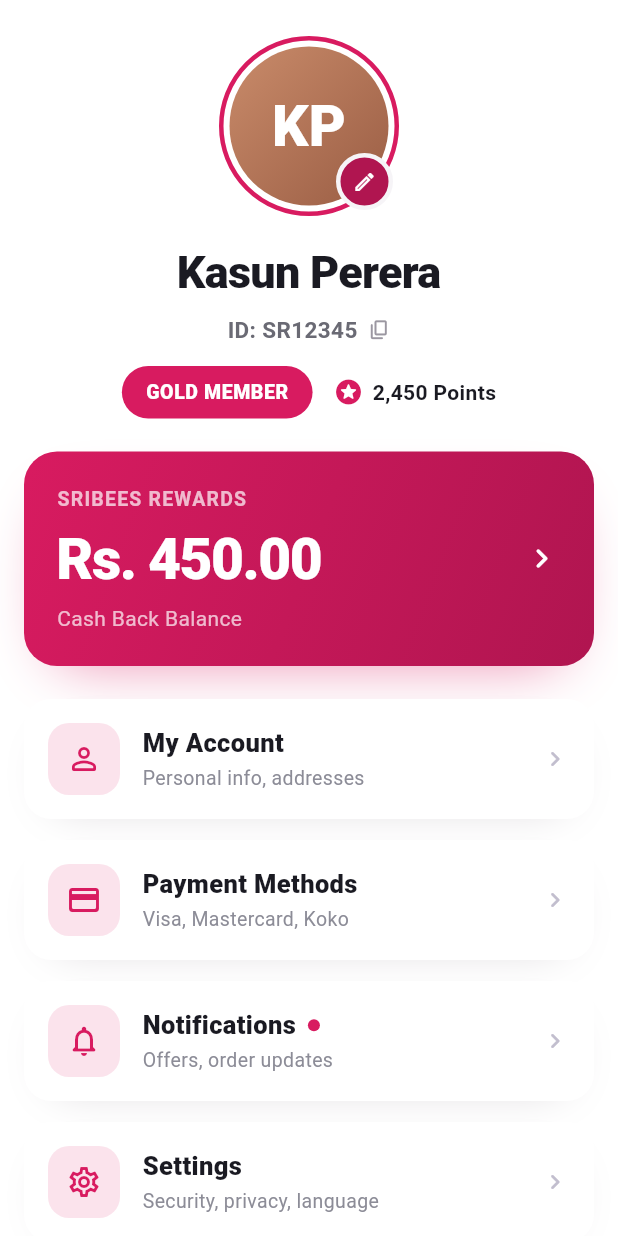
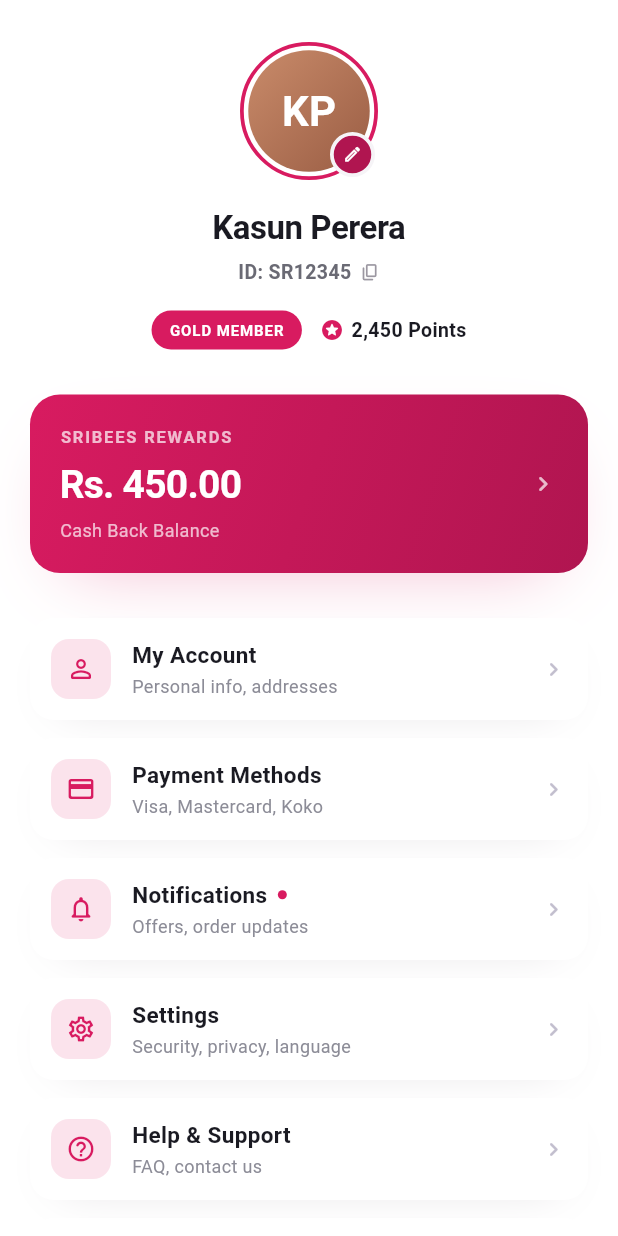
Before and after one commit to anjanamadushan310/SRIBEESonline, a Flutter app: the ProfileTab widget shown alone on an empty page, opened directly, on a phone screen of 412 x 824 dp. Run offline on Flutter 3.47's test engine with Material 3 defaults, Android fonts, the phone set to English and light mode, and no system bars; our stand-ins replace connectivity_plus, dio, firebase_core, flutter_riverpod, freezed_annotation, hive_flutter and 3 more; accounts and stored records are empty; generated files the repository leaves out were written again.

Commit message:
refactor(mobile): refine Checkout & Profile to a tighter premium scale
Reduce font sizes, soften heavy weights (w800 to w700), and add breathing
room for a cleaner, less crowded look.

- Checkout: smaller page title/section headers/body; subtler Delivery Address
  text + icons; scaled-down SRIBEES Wallet text, amount field and helper note;
  compact Order Summary and TOTAL AMOUNT; slimmer Place Order button
- Profile: smaller avatar, name and GOLD MEMBER/points badges; slimmer SRIBEES
  Rewards card (no longer dominates); lighter list rows (icon, text, chevron)
- Shared header: trimmed wordmark and cart pill, reduced padding (applies
  app-wide for consistency)

Co-Authored-By: Claude Opus 4.8 <noreply@anthropic.com>

```diff
--- a/mobile/lib/features/profile/screens/profile_screen.dart
+++ b/mobile/lib/features/profile/screens/profile_screen.dart
@@ -1,8 +1,8 @@
 /// SRIBEESonline - Profile tab
 ///
-/// Account / rewards / settings, matching the prototype: avatar + identity,
-/// GOLD MEMBER + points, rewards card (→ Cash Back History), menu list
-/// (Payment Methods, Notifications, …), Logout, version footer.
+/// Account / rewards / settings. Refined "Silicon Valley premium" scale:
+/// compact avatar + identity, restrained badges, a slimmer rewards card, and
+/// lighter list rows with generous whitespace between groups.
 /// Rendered inside the main shell's IndexedStack (no own Scaffold/header).
 library;
 
@@ -24,7 +24,7 @@ class ProfileTab extends StatelessWidget {
   @override
   Widget build(BuildContext context) {
     return SingleChildScrollView(
-      padding: const EdgeInsets.fromLTRB(16, 24, 16, 24),
+      padding: const EdgeInsets.fromLTRB(20, 28, 20, 28),
       child: Column(
         children: [
           // Avatar + identity
@@ -32,11 +32,11 @@ class ProfileTab extends StatelessWidget {
           const SizedBox(height: 16),
           const Text('Kasun Perera',
               style: TextStyle(
-                  fontSize: 30,
-                  fontWeight: FontWeight.w800,
+                  fontSize: 22,
+                  fontWeight: FontWeight.w700,
                   color: kInk,
-                  letterSpacing: -0.5)),
-          const SizedBox(height: 6),
+                  letterSpacing: -0.3)),
+          const SizedBox(height: 5),
           GestureDetector(
             onTap: () {
               Clipboard.setData(const ClipboardData(text: 'SR12345'));
@@ -48,50 +48,50 @@ class ProfileTab extends StatelessWidget {
               children: const [
                 Text('ID: SR12345',
                     style: TextStyle(
-                        fontSize: 15,
-                        fontWeight: FontWeight.w700,
+                        fontSize: 13,
+                        fontWeight: FontWeight.w600,
                         color: Color(0xFF6A6A74))),
-                SizedBox(width: 7),
-                Icon(Icons.copy_rounded, size: 15, color: Color(0xFF9B97A1)),
+                SizedBox(width: 6),
+                Icon(Icons.copy_rounded, size: 13, color: Color(0xFF9B97A1)),
               ],
             ),
           ),
-          const SizedBox(height: 14),
+          const SizedBox(height: 16),
           Row(
             mainAxisAlignment: MainAxisAlignment.center,
             children: [
               Container(
                 padding:
-                    const EdgeInsets.symmetric(horizontal: 16, vertical: 8),
+                    const EdgeInsets.symmetric(horizontal: 12, vertical: 6),
                 decoration: BoxDecoration(
-                    color: kMagenta, borderRadius: BorderRadius.circular(20)),
+                    color: kMagenta, borderRadius: BorderRadius.circular(999)),
                 child: const Text('GOLD MEMBER',
                     style: TextStyle(
                         color: Colors.white,
-                        fontSize: 13,
-                        fontWeight: FontWeight.w800,
-                        letterSpacing: 0.4)),
+                        fontSize: 10,
+                        fontWeight: FontWeight.w700,
+                        letterSpacing: 0.6)),
               ),
-              const SizedBox(width: 14),
+              const SizedBox(width: 12),
               Row(
                 mainAxisSize: MainAxisSize.min,
                 children: const [
-                  Icon(Icons.stars_rounded, color: kMagenta, size: 20),
-                  SizedBox(width: 6),
+                  Icon(Icons.stars_rounded, color: kMagenta, size: 16),
+                  SizedBox(width: 5),
                   Text('2,450 Points',
                       style: TextStyle(
-                          fontSize: 14,
-                          fontWeight: FontWeight.w700,
+                          fontSize: 13,
+                          fontWeight: FontWeight.w600,
                           color: kInk)),
                 ],
               ),
             ],
           ),
-          const SizedBox(height: 22),
+          const SizedBox(height: 30),
 
           // Rewards card
           _rewardsCard(context),
-          const SizedBox(height: 22),
+          const SizedBox(height: 30),
 
           // Menu
           _MenuRow(
@@ -100,14 +100,14 @@ class ProfileTab extends StatelessWidget {
             sub: 'Personal info, addresses',
             onTap: () => showToast(context, 'My Account'),
           ),
-          const SizedBox(height: 14),
+          const SizedBox(height: 12),
           _MenuRow(
             icon: Icons.credit_card_rounded,
             label: 'Payment Methods',
             sub: 'Visa, Mastercard, Koko',
             onTap: () => _push(context, const PaymentMethodsScreen()),
           ),
-          const SizedBox(height: 14),
+          const SizedBox(height: 12),
           _MenuRow(
             icon: Icons.notifications_none_rounded,
             label: 'Notifications',
@@ -115,82 +115,82 @@ class ProfileTab extends StatelessWidget {
             showDot: true,
             onTap: () => _push(context, const NotificationsScreen()),
           ),
-          const SizedBox(height: 14),
+          const SizedBox(height: 12),
           _MenuRow(
             icon: Icons.settings_outlined,
             label: 'Settings',
             sub: 'Security, privacy, language',
             onTap: () => showToast(context, 'Settings'),
           ),
-          const SizedBox(height: 14),
+          const SizedBox(height: 12),
           _MenuRow(
             icon: Icons.help_outline_rounded,
             label: 'Help & Support',
             sub: 'FAQ, contact us',
             onTap: () => showToast(context, 'Help & Support'),
           ),
-          const SizedBox(height: 14),
+          const SizedBox(height: 12),
           _MenuRow(
             icon: Icons.group_outlined,
             label: 'Invite Friends',
             sub: 'Get Rs. 200 for each friend',
             onTap: () => showToast(context, 'Invite Friends'),
           ),
-          const SizedBox(height: 20),
+          const SizedBox(height: 24),
 
           // Logout
           GestureDetector(
             onTap: () => showToast(context, 'Logged out'),
+            behavior: HitTestBehavior.opaque,
             child: Container(
-              padding: const EdgeInsets.all(16),
+              padding: const EdgeInsets.all(14),
               decoration: BoxDecoration(
                   color: const Color(0xFFFCE4EE),
-                  borderRadius: BorderRadius.circular(18)),
+                  borderRadius: BorderRadius.circular(16)),
               child: Row(
                 children: [
                   Container(
-                    width: 48,
-                    height: 48,
+                    width: 40,
+                    height: 40,
                     decoration: BoxDecoration(
                         color: Colors.white,
-                        borderRadius: BorderRadius.circular(14)),
+                        borderRadius: BorderRadius.circular(12)),
                     child: const Icon(Icons.logout_rounded,
-                        color: kMagenta, size: 22),
+                        color: kMagenta, size: 20),
                   ),
-                  const SizedBox(width: 15),
+                  const SizedBox(width: 14),
                   const Expanded(
                     child: Column(
                       crossAxisAlignment: CrossAxisAlignment.start,
                       children: [
                         Text('Logout',
                             style: TextStyle(
-                                fontSize: 17,
-                                fontWeight: FontWeight.w800,
+                                fontSize: 15,
+                                fontWeight: FontWeight.w700,
                                 color: kMagenta)),
                         SizedBox(height: 2),
                         Text('SIGN OUT OF YOUR ACCOUNT',
                             style: TextStyle(
-                                fontSize: 11,
-                                fontWeight: FontWeight.w700,
-                                letterSpacing: 0.4,
+                                fontSize: 10,
+                                fontWeight: FontWeight.w600,
+                                letterSpacing: 0.5,
                                 color: Color(0xFFCF7D9C))),
                       ],
                     ),
                   ),
                   const Icon(Icons.chevron_right_rounded,
-                      color: Color(0xFFE3A9C1), size: 20),
+                      color: Color(0xFFE3A9C1), size: 18),
                 ],
               ),
             ),
           ),
-          const SizedBox(height: 26),
+          const SizedBox(height: 24),
           const Text('SRIBEES V4.2.0 · SRILANKA',
               style: TextStyle(
-                  fontSize: 12,
-                  fontWeight: FontWeight.w700,
+                  fontSize: 11,
+                  fontWeight: FontWeight.w600,
                   letterSpacing: 1.6,
                   color: Color(0xFFC2BECE))),
-          const SizedBox(height: 6),
         ],
       ),
     );
@@ -198,18 +198,18 @@ class ProfileTab extends StatelessWidget {
 
   Widget _avatar(BuildContext context) {
     return SizedBox(
-      width: 120,
-      height: 120,
+      width: 92,
+      height: 92,
       child: Stack(
         children: [
           Container(
-            width: 120,
-            height: 120,
-            padding: const EdgeInsets.all(4),
+            width: 92,
+            height: 92,
+            padding: const EdgeInsets.all(3),
             decoration: BoxDecoration(
               color: Colors.white,
               shape: BoxShape.circle,
-              border: Border.all(color: kMagenta, width: 3),
+              border: Border.all(color: kMagenta, width: 2.5),
             ),
             child: Container(
               decoration: BoxDecoration(
@@ -221,25 +221,25 @@ class ProfileTab extends StatelessWidget {
               child: const Text('KP',
                   style: TextStyle(
                       color: Colors.white,
-                      fontSize: 38,
-                      fontWeight: FontWeight.w800)),
+                      fontSize: 28,
+                      fontWeight: FontWeight.w700)),
             ),
           ),
           Positioned(
-            right: 4,
-            bottom: 4,
+            right: 2,
+            bottom: 2,
             child: GestureDetector(
               onTap: () => showToast(context, 'Edit profile'),
               child: Container(
-                width: 38,
-                height: 38,
+                width: 30,
+                height: 30,
                 decoration: BoxDecoration(
                   color: kMagentaDeep,
                   shape: BoxShape.circle,
-                  border: Border.all(color: kBg, width: 3),
+                  border: Border.all(color: kBg, width: 2.5),
                 ),
                 child: const Icon(Icons.edit_outlined,
-                    color: Colors.white, size: 16),
+                    color: Colors.white, size: 13),
               ),
             ),
           ),
@@ -253,16 +253,16 @@ class ProfileTab extends StatelessWidget {
       onTap: () => _push(context, const CashBackHistoryScreen()),
       child: Container(
         width: double.infinity,
-        padding: const EdgeInsets.all(22),
+        padding: const EdgeInsets.all(20),
         decoration: BoxDecoration(
           gradient: swatch(kMagenta, kMagentaDeep),
-          borderRadius: BorderRadius.circular(22),
+          borderRadius: BorderRadius.circular(20),
           boxShadow: [
             BoxShadow(
-              color: kMagenta.withValues(alpha: 0.5),
-              blurRadius: 32,
-              spreadRadius: -18,
-              offset: const Offset(0, 16),
+              color: kMagenta.withValues(alpha: 0.30),
+              blurRadius: 40,
+              spreadRadius: -22,
+              offset: const Offset(0, 18),
             ),
           ],
         ),
@@ -275,24 +275,24 @@ class ProfileTab extends StatelessWidget {
                   Text('SRIBEES REWARDS',
                       style: TextStyle(
                           color: Colors.white70,
-                          fontSize: 13,
-                          fontWeight: FontWeight.w700,
-                          letterSpacing: 0.8)),
-                  SizedBox(height: 4),
+                          fontSize: 11,
+                          fontWeight: FontWeight.w600,
+                          letterSpacing: 1.2)),
+                  SizedBox(height: 6),
                   Text('Rs. 450.00',
                       style: TextStyle(
                           color: Colors.white,
-                          fontSize: 38,
-                          fontWeight: FontWeight.w800,
-                          letterSpacing: -1)),
-                  SizedBox(height: 2),
+                          fontSize: 26,
+                          fontWeight: FontWeight.w700,
+                          letterSpacing: -0.5)),
+                  SizedBox(height: 3),
                   Text('Cash Back Balance',
-                      style: TextStyle(color: Colors.white70, fontSize: 14)),
+                      style: TextStyle(color: Colors.white70, fontSize: 12)),
                 ],
               ),
             ),
             const Icon(Icons.chevron_right_rounded,
-                color: Colors.white, size: 26),
+                color: Colors.white70, size: 20),
           ],
         ),
       ),
@@ -320,23 +320,23 @@ class _MenuRow extends StatelessWidget {
       onTap: onTap,
       behavior: HitTestBehavior.opaque,
       child: Container(
-        padding: const EdgeInsets.all(16),
+        padding: const EdgeInsets.all(14),
         decoration: BoxDecoration(
           color: kCard,
-          borderRadius: BorderRadius.circular(18),
-          boxShadow: cardShadow(opacity: 0.16),
+          borderRadius: BorderRadius.circular(16),
+          boxShadow: cardShadow(opacity: 0.12),
         ),
         child: Row(
           children: [
             Container(
-              width: 48,
-              height: 48,
+              width: 40,
+              height: 40,
               decoration: BoxDecoration(
                   color: kMagentaTint,
-                  borderRadius: BorderRadius.circular(14)),
-              child: Icon(icon, color: kMagenta, size: 24),
+                  borderRadius: BorderRadius.circular(12)),
+              child: Icon(icon, color: kMagenta, size: 20),
             ),
-            const SizedBox(width: 15),
+            const SizedBox(width: 14),
             Expanded(
               child: Column(
                 crossAxisAlignment: CrossAxisAlignment.start,
@@ -345,14 +345,14 @@ class _MenuRow extends StatelessWidget {
                     children: [
                       Text(label,
                           style: const TextStyle(
-                              fontSize: 17,
-                              fontWeight: FontWeight.w800,
+                              fontSize: 15,
+                              fontWeight: FontWeight.w700,
                               color: kInk)),
                       if (showDot) ...[
-                        const SizedBox(width: 8),
+                        const SizedBox(width: 7),
                         Container(
-                          width: 8,
-                          height: 8,
+                          width: 6,
+                          height: 6,
                           decoration: const BoxDecoration(
                               color: kMagenta, shape: BoxShape.circle),
                         ),
@@ -361,12 +361,12 @@ class _MenuRow extends StatelessWidget {
                   ),
                   const SizedBox(height: 2),
                   Text(sub,
-                      style: const TextStyle(fontSize: 13, color: kMuted)),
+                      style: const TextStyle(fontSize: 12, color: kMuted)),
                 ],
               ),
             ),
             const Icon(Icons.chevron_right_rounded,
-                color: Color(0xFFC2BECE), size: 20),
+                color: Color(0xFFC2BECE), size: 18),
           ],
         ),
       ),
```
Also changed, not shown: mobile/lib/core/design/sribees_design.dart (+12 -12 lines), mobile/lib/features/checkout/screens/checkout_screen.dart (+83 -82 lines).
